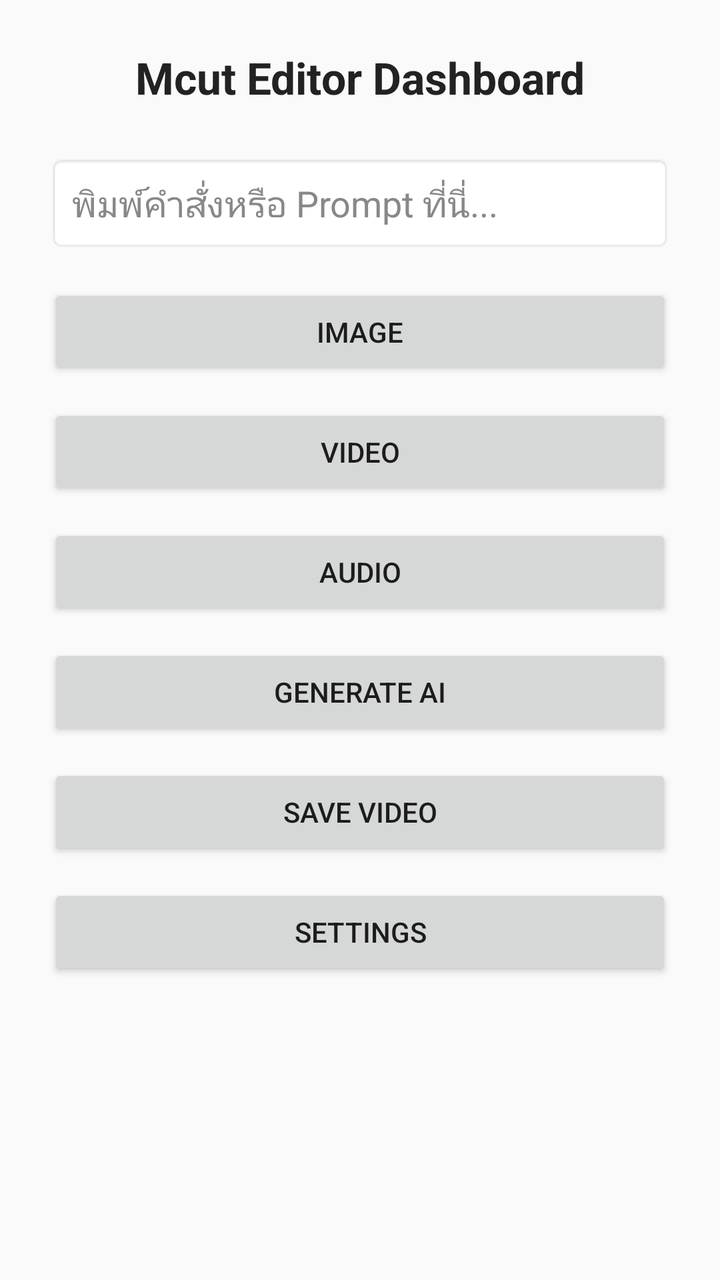
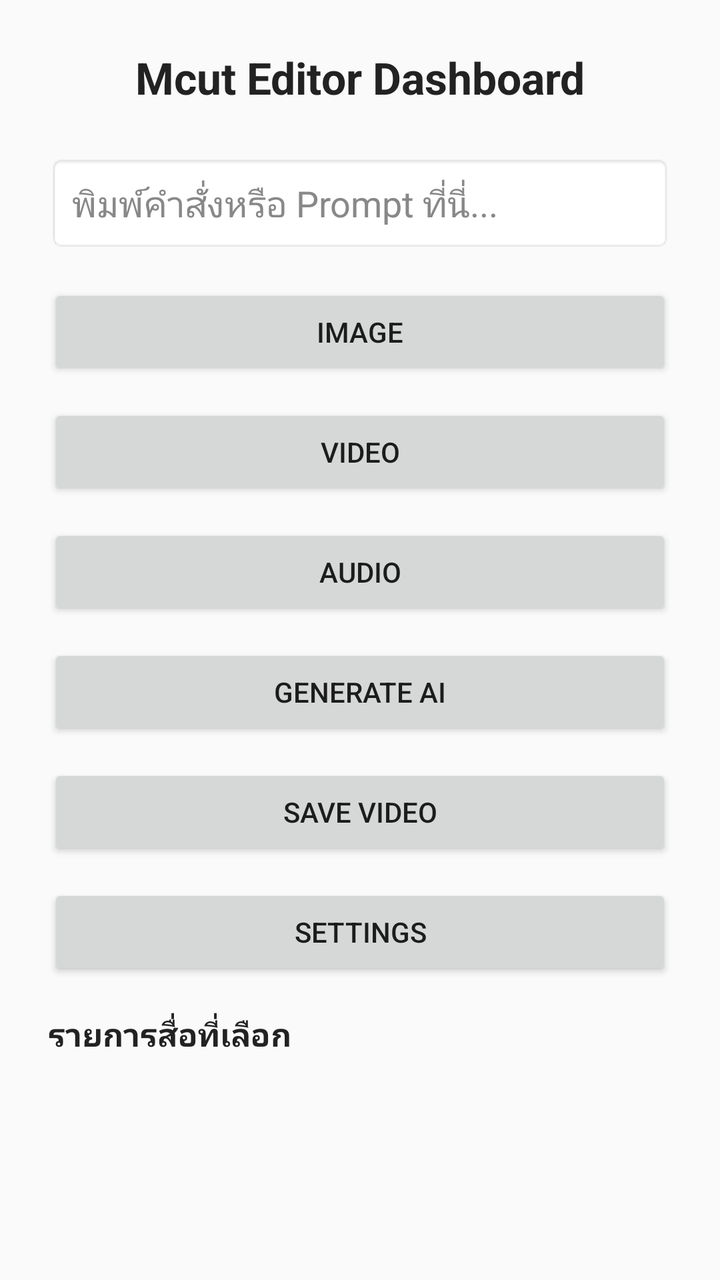

An Android layout rendered at two revisions. The XML below is the earlier revision; the diff shows what the commit changed to produce the second picture.
<!-- AndroidManifest.xml: application theme Theme.AppCompat.DayNight.NoActionBar -->
<!-- res/layout/activity_main.xml -->
<?xml version="1.0" encoding="utf-8"?>
<LinearLayout xmlns:android="http://schemas.android.com/apk/res/android"
    android:layout_width="match_parent"
    android:layout_height="match_parent"
    android:orientation="vertical"
    android:gravity="center_horizontal"
    android:padding="24dp"
    android:background="#FAFAFA">

    
    <TextView
        android:layout_width="wrap_content"
        android:layout_height="wrap_content"
        android:text="Mcut Editor Dashboard"
        android:textSize="22sp"
        android:textStyle="bold"
        android:textColor="#222222"
        android:layout_marginBottom="24dp"/>

    
    <EditText
        android:id="@+id/promptEditText"
        android:layout_width="match_parent"
        android:layout_height="wrap_content"
        android:minHeight="48dp"
        android:hint="พิมพ์คำสั่งหรือ Prompt ที่นี่..."
        android:textColor="#000000"
        android:textColorHint="#888888"
        android:inputType="text"
        android:background="@android:drawable/editbox_background_normal"
        android:padding="12dp"
        android:layout_marginBottom="16dp"/>

    
    <Button
        android:id="@+id/btnImage"
        android:layout_width="match_parent"
        android:layout_height="wrap_content"
        android:minHeight="48dp"
        android:text="IMAGE"
        android:layout_marginBottom="12dp"/>

    
    <Button
        android:id="@+id/btnVideo"
        android:layout_width="match_parent"
        android:layout_height="wrap_content"
        android:minHeight="48dp"
        android:text="VIDEO"
        android:layout_marginBottom="12dp"/>

    
    <Button
        android:id="@+id/btnAudio"
        android:layout_width="match_parent"
        android:layout_height="wrap_content"
        android:minHeight="48dp"
        android:text="AUDIO"
        android:layout_marginBottom="12dp"/>

    
    <Button
        android:id="@+id/btnAiGenerate"
        android:layout_width="match_parent"
        android:layout_height="wrap_content"
        android:minHeight="48dp"
        android:text="GENERATE AI"
        android:layout_marginBottom="12dp"/>

    
    <Button
        android:id="@+id/btnSaveVideo"
        android:layout_width="match_parent"
        android:layout_height="wrap_content"
        android:minHeight="48dp"
        android:text="SAVE VIDEO"
        android:layout_marginBottom="12dp"/>

    
    <Button
        android:id="@+id/btnSettings"
        android:layout_width="match_parent"
        android:layout_height="wrap_content"
        android:minHeight="48dp"
        android:text="SETTINGS"/>

</LinearLayout>
<!-- resources referenced by this layout -->
<resources>

</resources>

<!-- the commit's change to res/layout/activity_main.xml (unified diff, before → after) -->
@@ -1,5 +1,6 @@
 <?xml version="1.0" encoding="utf-8"?>
-<LinearLayout xmlns:android="http://schemas.android.com/apk/res/android"
+<LinearLayout
+    xmlns:android="http://schemas.android.com/apk/res/android"
     android:layout_width="match_parent"
     android:layout_height="match_parent"
     android:orientation="vertical"
@@ -15,7 +16,7 @@
         android:textSize="22sp"
         android:textStyle="bold"
         android:textColor="#222222"
-        android:layout_marginBottom="24dp"/>
+        android:layout_marginBottom="24dp" />
 
     
     <EditText
@@ -29,7 +30,7 @@
         android:inputType="text"
         android:background="@android:drawable/editbox_background_normal"
         android:padding="12dp"
-        android:layout_marginBottom="16dp"/>
+        android:layout_marginBottom="16dp" />
 
     
     <Button
@@ -38,7 +39,7 @@
         android:layout_height="wrap_content"
         android:minHeight="48dp"
         android:text="IMAGE"
-        android:layout_marginBottom="12dp"/>
+        android:layout_marginBottom="12dp" />
 
     
     <Button
@@ -47,7 +48,7 @@
         android:layout_height="wrap_content"
         android:minHeight="48dp"
         android:text="VIDEO"
-        android:layout_marginBottom="12dp"/>
+        android:layout_marginBottom="12dp" />
 
     
     <Button
@@ -56,7 +57,7 @@
         android:layout_height="wrap_content"
         android:minHeight="48dp"
         android:text="AUDIO"
-        android:layout_marginBottom="12dp"/>
+        android:layout_marginBottom="12dp" />
 
     
     <Button
@@ -65,7 +66,7 @@
         android:layout_height="wrap_content"
         android:minHeight="48dp"
         android:text="GENERATE AI"
-        android:layout_marginBottom="12dp"/>
+        android:layout_marginBottom="12dp" />
 
     
     <Button
@@ -74,7 +75,7 @@
         android:layout_height="wrap_content"
         android:minHeight="48dp"
         android:text="SAVE VIDEO"
-        android:layout_marginBottom="12dp"/>
+        android:layout_marginBottom="12dp" />
 
     
     <Button
@@ -82,6 +83,26 @@
         android:layout_width="match_parent"
         android:layout_height="wrap_content"
         android:minHeight="48dp"
-        android:text="SETTINGS"/>
+        android:text="SETTINGS" />
+
+    
+    <TextView
+        android:layout_width="match_parent"
+        android:layout_height="wrap_content"
+        android:text="รายการสื่อที่เลือก"
+        android:textColor="#222222"
+        android:textSize="16sp"
+        android:textStyle="bold"
+        android:layout_marginTop="16dp"
+        android:layout_marginBottom="8dp" />
+
+    
+    <ListView
+        android:id="@+id/mediaListView"
+        android:layout_width="match_parent"
+        android:layout_height="0dp"
+        android:layout_weight="1"
+        android:choiceMode="none"
+        android:dividerHeight="1dp" />
 
 </LinearLayout>
